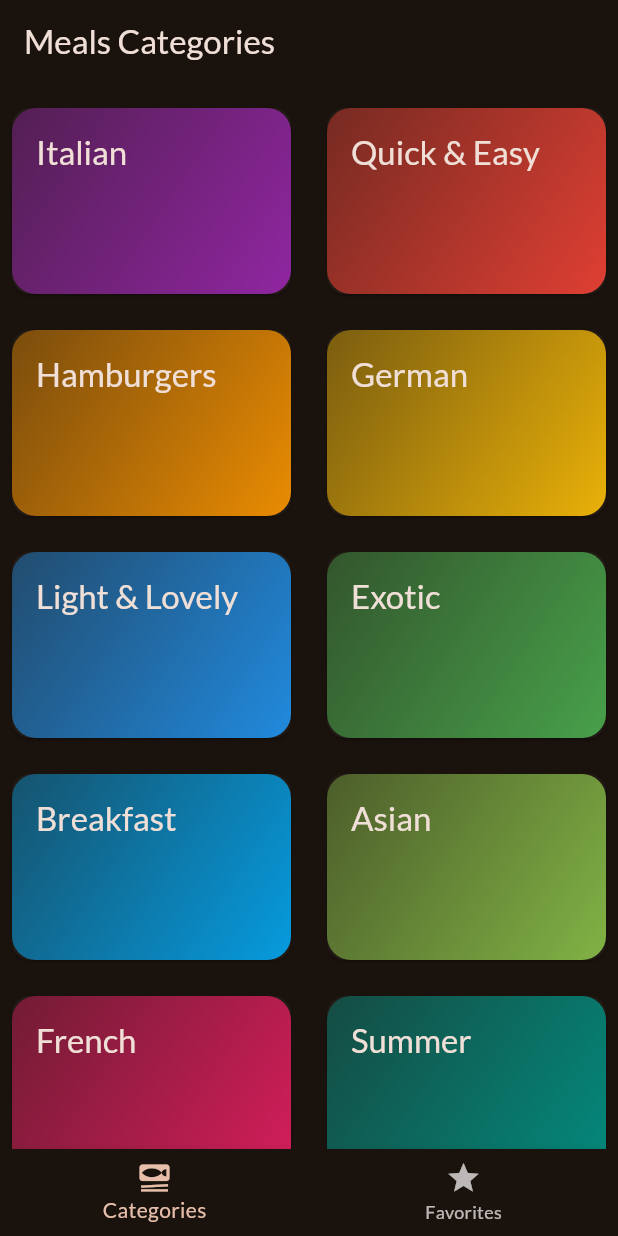
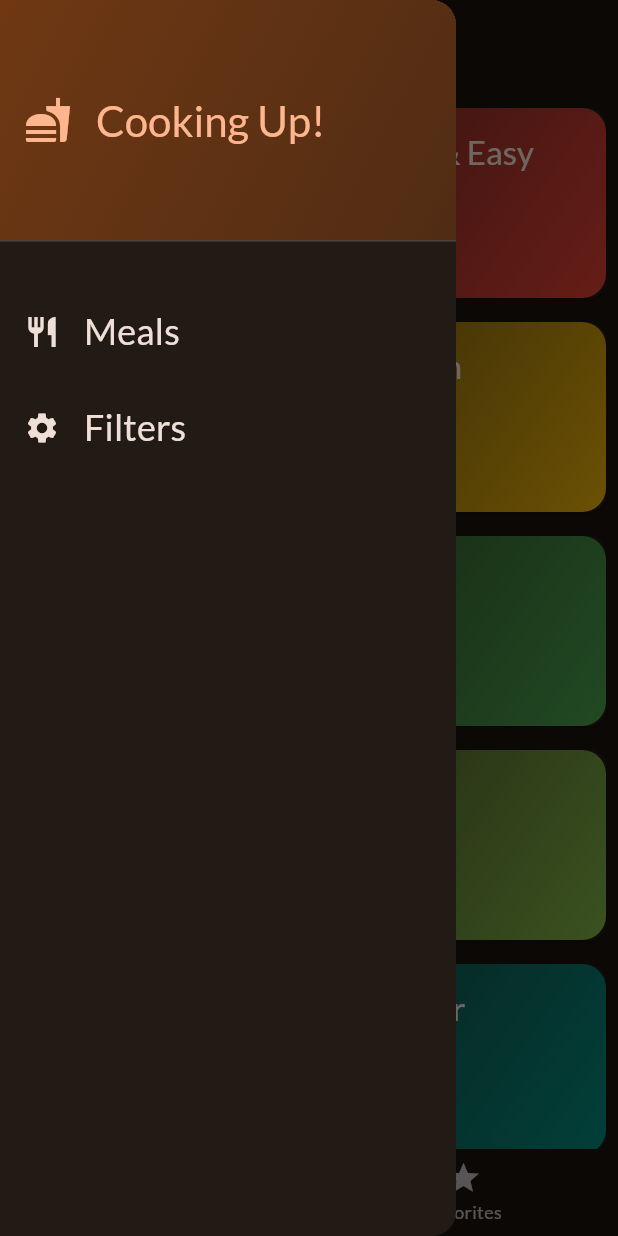
Before and after one commit to Satin3737/flutter_meals_app, a Flutter app: the screen it shows after launch, with the side drawer open (before the commit the screen has no drawer), on a phone screen of 412 x 824 dp. Run offline on Flutter 3.47's test engine with Material 3 defaults, Android fonts, the phone set to English and light mode, and no system bars; our stand-ins replace google_fonts, transparent_image.

```diff
--- a/lib/screens/categories_screen.dart
+++ b/lib/screens/categories_screen.dart
@@ -32,8 +32,8 @@ class CategoriesScreen extends StatelessWidget {
       gridDelegate: const SliverGridDelegateWithFixedCrossAxisCount(
         crossAxisCount: 2,
         childAspectRatio: 3 / 2,
-        crossAxisSpacing: 24,
-        mainAxisSpacing: 24,
+        crossAxisSpacing: 16,
+        mainAxisSpacing: 16,
       ),
       children: dummyCategories.map((category) {
         return CategoryGridItem(
--- a/lib/screens/screen_tabs.dart
+++ b/lib/screens/screen_tabs.dart
@@ -1,7 +1,11 @@
 import 'package:flutter/material.dart';
 import 'package:flutter_meals_app/models/meal.dart';
 import 'package:flutter_meals_app/screens/categories_screen.dart';
+import 'package:flutter_meals_app/screens/filters_screen.dart';
 import 'package:flutter_meals_app/screens/meals_screen.dart';
+import 'package:flutter_meals_app/widgets/layout/burger_menu/main_drawer.dart';
+
+enum Screens { meals, filters }
 
 class ScreenTabs extends StatefulWidget {
   const ScreenTabs({super.key});
@@ -31,6 +35,16 @@ class _ScreenTabsState extends State<ScreenTabs> {
     }
   }
 
+  void _selectScreen(Screens screenName) {
+    Navigator.pop(context);
+
+    if (screenName == Screens.filters) {
+      Navigator.pushReplacement(context, MaterialPageRoute(builder: (ctx) {
+        return FiltersScreen();
+      }));
+    }
+  }
+
   void _onTabTap(int index) => setState(() => _selectedTabIndex = index);
 
   @override
@@ -57,6 +71,7 @@ class _ScreenTabsState extends State<ScreenTabs> {
       appBar: AppBar(
         title: Text(currentScreen.title),
       ),
+      drawer: MainDrawer(onSelectScreen: _selectScreen),
       body: Center(
         child: currentScreen.screen,
       ),
--- /dev/null
+++ b/lib/widgets/layout/burger_menu/main_drawer.dart
@@ -0,0 +1,62 @@
+import 'package:flutter/material.dart';
+import 'package:flutter_meals_app/screens/screen_tabs.dart';
+import 'package:flutter_meals_app/widgets/layout/burger_menu/menu_item.dart';
+
+class MainDrawer extends StatelessWidget {
+  const MainDrawer({super.key, required this.onSelectScreen});
+
+  final void Function(Screens screenName) onSelectScreen;
+
+  @override
+  Widget build(BuildContext context) {
+    final theme = Theme.of(context);
+
+    return Drawer(
+      child: Column(
+        spacing: 8,
+        children: [
+          DrawerHeader(
+            margin: EdgeInsets.only(bottom: 24),
+            padding: const EdgeInsets.symmetric(horizontal: 16, vertical: 0),
+            decoration: BoxDecoration(
+              gradient: LinearGradient(
+                colors: [
+                  theme.colorScheme.primaryContainer,
+                  theme.colorScheme.primaryContainer.withValues(alpha: 0.6),
+                ],
+                begin: Alignment.topLeft,
+                end: Alignment.bottomRight,
+              ),
+            ),
+            child: Row(
+              spacing: 16,
+              children: [
+                Icon(
+                  Icons.fastfood,
+                  size: 32,
+                  color: theme.colorScheme.primary,
+                ),
+                Text(
+                  'Cooking Up!',
+                  style: theme.textTheme.headlineMedium!.copyWith(
+                    color: theme.colorScheme.primary,
+                  ),
+                ),
+              ],
+            ),
+          ),
+          MenuItem(
+            title: 'Meals',
+            icon: Icons.restaurant,
+            onTap: () => onSelectScreen(Screens.meals),
+          ),
+          MenuItem(
+            title: 'Filters',
+            icon: Icons.settings,
+            onTap: () => onSelectScreen(Screens.filters),
+          )
+        ],
+      ),
+    );
+  }
+}
--- /dev/null
+++ b/lib/widgets/layout/burger_menu/menu_item.dart
@@ -0,0 +1,35 @@
+import 'package:flutter/material.dart';
+
+class MenuItem extends StatelessWidget {
+  const MenuItem({
+    super.key,
+    required this.title,
+    required this.icon,
+    required this.onTap,
+  });
+
+  final String title;
+  final IconData icon;
+  final void Function() onTap;
+
+  @override
+  Widget build(BuildContext context) {
+    final theme = Theme.of(context);
+
+    return ListTile(
+      leading: Icon(
+        icon,
+        size: 24,
+        color: theme.colorScheme.onSurface,
+      ),
+      title: Text(
+        title,
+        style: theme.textTheme.titleSmall!.copyWith(
+          color: theme.colorScheme.onSurface,
+          fontSize: 24,
+        ),
+      ),
+      onTap: onTap,
+    );
+  }
+}
```
Also changed, not shown: lib/screens/filters_screen.dart (added, +69 -0 lines), lib/widgets/filters/filter_item.dart (added, +40 -0 lines).
